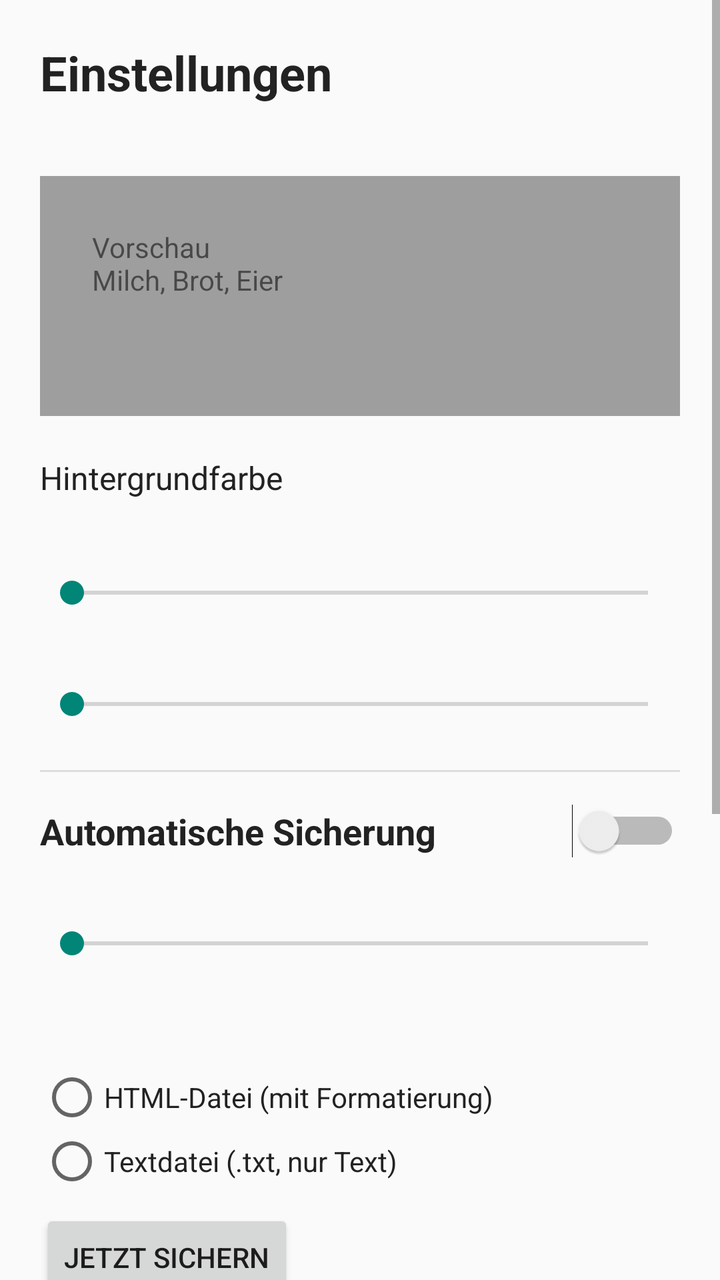
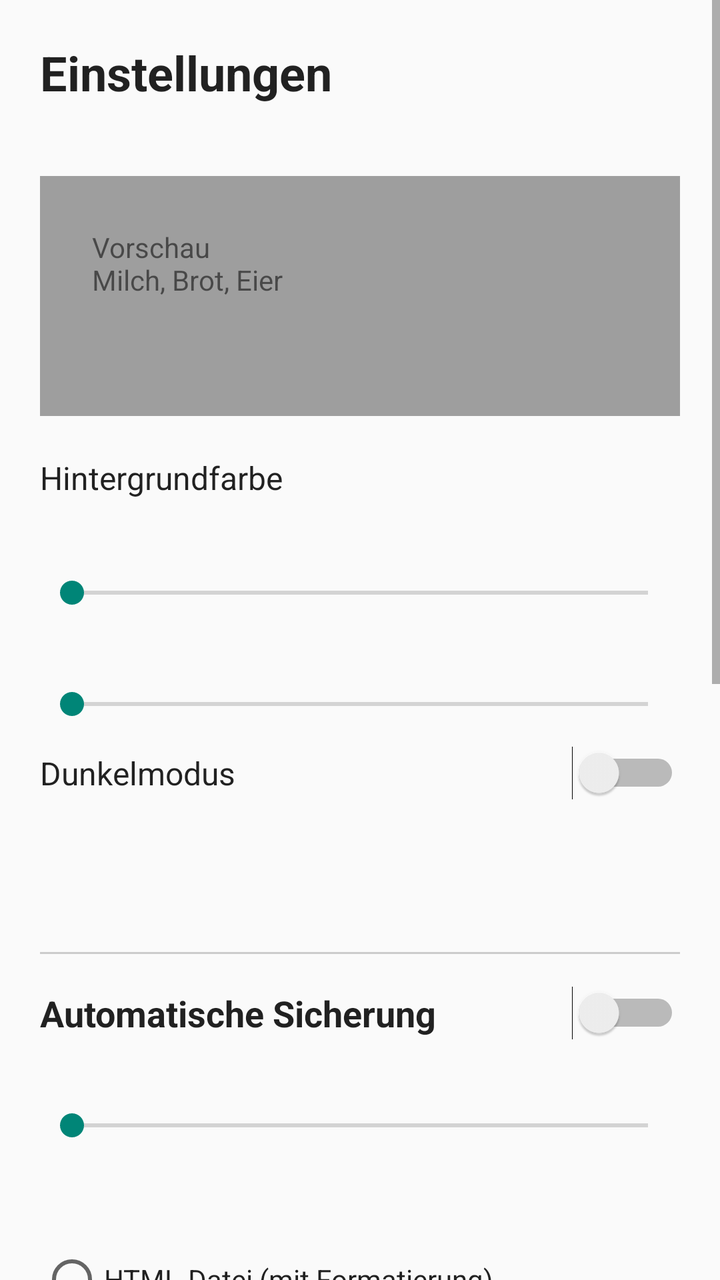

An Android layout rendered at two revisions. The XML below is the earlier revision; the diff shows what the commit changed to produce the second picture.
<!-- AndroidManifest.xml: application theme AppTheme -->
<!-- res/layout/activity_settings.xml -->
<?xml version="1.0" encoding="utf-8"?>
<ScrollView xmlns:android="http://schemas.android.com/apk/res/android"
    android:layout_width="match_parent"
    android:layout_height="match_parent"
    android:background="#FAFAFA"
    android:fillViewport="true">

    <LinearLayout
        android:layout_width="match_parent"
        android:layout_height="wrap_content"
        android:orientation="vertical"
        android:padding="20dp">

        <TextView
            android:layout_width="wrap_content"
            android:layout_height="wrap_content"
            android:text="Einstellungen"
            android:textColor="#222222"
            android:textSize="24sp"
            android:textStyle="bold" />

        <TextView
            android:id="@+id/version_label"
            android:layout_width="wrap_content"
            android:layout_height="wrap_content"
            android:layout_marginTop="2dp"
            android:textColor="#777777"
            android:textSize="13sp" />

        
        <FrameLayout
            android:layout_width="match_parent"
            android:layout_height="120dp"
            android:layout_marginTop="16dp"
            android:background="#9E9E9E"
            android:padding="12dp">

            <TextView
                android:id="@+id/preview"
                android:layout_width="match_parent"
                android:layout_height="match_parent"
                android:padding="14dp"
                android:text="Vorschau\nMilch, Brot, Eier" />
        </FrameLayout>

        <TextView
            android:layout_width="wrap_content"
            android:layout_height="wrap_content"
            android:layout_marginTop="20dp"
            android:text="Hintergrundfarbe"
            android:textColor="#222222"
            android:textSize="16sp" />

        <HorizontalScrollView
            android:layout_width="match_parent"
            android:layout_height="wrap_content"
            android:scrollbars="none">

            <LinearLayout
                android:id="@+id/swatch_row"
                android:layout_width="wrap_content"
                android:layout_height="wrap_content"
                android:orientation="horizontal" />
        </HorizontalScrollView>

        <TextView
            android:id="@+id/label_transp"
            android:layout_width="wrap_content"
            android:layout_height="wrap_content"
            android:layout_marginTop="16dp"
            android:textColor="#222222"
            android:textSize="16sp" />

        <SeekBar
            android:id="@+id/seek_transp"
            android:layout_width="match_parent"
            android:layout_height="wrap_content"
            android:max="90" />

        <TextView
            android:id="@+id/label_size"
            android:layout_width="wrap_content"
            android:layout_height="wrap_content"
            android:layout_marginTop="16dp"
            android:textColor="#222222"
            android:textSize="16sp" />

        <SeekBar
            android:id="@+id/seek_size"
            android:layout_width="match_parent"
            android:layout_height="wrap_content"
            android:max="20" />

        
        <View
            android:layout_width="match_parent"
            android:layout_height="1dp"
            android:layout_marginTop="24dp"
            android:background="#DDDDDD" />

        <Switch
            android:id="@+id/switch_backup"
            android:layout_width="match_parent"
            android:layout_height="wrap_content"
            android:layout_marginTop="16dp"
            android:text="Automatische Sicherung"
            android:textColor="#222222"
            android:textSize="18sp"
            android:textStyle="bold" />

        <TextView
            android:id="@+id/label_days"
            android:layout_width="wrap_content"
            android:layout_height="wrap_content"
            android:layout_marginTop="12dp"
            android:textColor="#222222"
            android:textSize="16sp" />

        <SeekBar
            android:id="@+id/seek_days"
            android:layout_width="match_parent"
            android:layout_height="wrap_content"
            android:max="13" />

        <TextView
            android:id="@+id/btn_time"
            android:layout_width="wrap_content"
            android:layout_height="48dp"
            android:layout_marginTop="4dp"
            android:background="?android:attr/selectableItemBackground"
            android:clickable="true"
            android:focusable="true"
            android:gravity="center_vertical"
            android:paddingStart="4dp"
            android:paddingEnd="16dp"
            android:textColor="#1565C0"
            android:textSize="16sp" />

        <RadioGroup
            android:id="@+id/radio_format"
            android:layout_width="match_parent"
            android:layout_height="wrap_content"
            android:orientation="vertical">

            <RadioButton
                android:id="@+id/fmt_html"
                android:layout_width="wrap_content"
                android:layout_height="wrap_content"
                android:text="HTML-Datei (mit Formatierung)"
                android:textColor="#222222" />

            <RadioButton
                android:id="@+id/fmt_txt"
                android:layout_width="wrap_content"
                android:layout_height="wrap_content"
                android:text="Textdatei (.txt, nur Text)"
                android:textColor="#222222" />
        </RadioGroup>

        <Button
            android:id="@+id/btn_backup_now"
            android:layout_width="wrap_content"
            android:layout_height="wrap_content"
            android:layout_marginTop="8dp"
            android:text="Jetzt sichern" />

        <Button
            android:id="@+id/btn_test_auto"
            android:layout_width="wrap_content"
            android:layout_height="wrap_content"
            android:text="Automatik testen (in ca. 1 Minute)" />

        <TextView
            android:layout_width="wrap_content"
            android:layout_height="wrap_content"
            android:layout_marginTop="8dp"
            android:text="Gespeichert wird im Ordner Dokumente/Catatan-Sicherungen auf dem Handy. Für Google Drive: im Menü der Notiz „Sicherung speichern …“ wählen und dort Drive als Ablageort auswählen. Bei jeder automatischen Sicherung zeigt Catatan eine Benachrichtigung. Kommt nichts an: In den Android-Einstellungen unter Apps → Catatan → Akku „Nicht eingeschränkt“ wählen und Benachrichtigungen erlauben."
            android:textColor="#666666"
            android:textSize="14sp" />

        
        <View
            android:layout_width="match_parent"
            android:layout_height="1dp"
            android:layout_marginTop="24dp"
            android:background="#DDDDDD" />

        <TextView
            android:layout_width="wrap_content"
            android:layout_height="wrap_content"
            android:layout_marginTop="16dp"
            android:text="Meine E-Mail-Adresse (für „Per E-Mail senden“)"
            android:textColor="#222222"
            android:textSize="16sp" />

        <EditText
            android:id="@+id/edit_email"
            android:layout_width="match_parent"
            android:layout_height="wrap_content"
            android:hint="name@beispiel.de"
            android:importantForAutofill="no"
            android:inputType="textEmailAddress"
            android:textColor="#222222" />

    </LinearLayout>
</ScrollView>
<!-- resources referenced by this layout -->
<resources>
  <style name="AppTheme" parent="@android:style/Theme.Material.Light.NoActionBar" />
</resources>

<!-- the commit's change to res/layout/activity_settings.xml (unified diff, before → after) -->
@@ -2,7 +2,7 @@
 <ScrollView xmlns:android="http://schemas.android.com/apk/res/android"
     android:layout_width="match_parent"
     android:layout_height="match_parent"
-    android:background="#FAFAFA"
+    android:background="?android:attr/colorBackground"
     android:fillViewport="true">
 
     <LinearLayout
@@ -14,8 +14,8 @@
         <TextView
             android:layout_width="wrap_content"
             android:layout_height="wrap_content"
-            android:text="Einstellungen"
-            android:textColor="#222222"
+            android:text="@string/settings_title"
+            android:textColor="?android:attr/textColorPrimary"
             android:textSize="24sp"
             android:textStyle="bold" />
 
@@ -24,7 +24,7 @@
             android:layout_width="wrap_content"
             android:layout_height="wrap_content"
             android:layout_marginTop="2dp"
-            android:textColor="#777777"
+            android:textColor="?android:attr/textColorSecondary"
             android:textSize="13sp" />
 
         
@@ -40,15 +40,15 @@
                 android:layout_width="match_parent"
                 android:layout_height="match_parent"
                 android:padding="14dp"
-                android:text="Vorschau\nMilch, Brot, Eier" />
+                android:text="@string/set_preview" />
         </FrameLayout>
 
         <TextView
             android:layout_width="wrap_content"
             android:layout_height="wrap_content"
             android:layout_marginTop="20dp"
-            android:text="Hintergrundfarbe"
-            android:textColor="#222222"
+            android:text="@string/set_bgcolor"
+            android:textColor="?android:attr/textColorPrimary"
             android:textSize="16sp" />
 
         <HorizontalScrollView
@@ -68,7 +68,7 @@
             android:layout_width="wrap_content"
             android:layout_height="wrap_content"
             android:layout_marginTop="16dp"
-            android:textColor="#222222"
+            android:textColor="?android:attr/textColorPrimary"
             android:textSize="16sp" />
 
         <SeekBar
@@ -82,7 +82,7 @@
             android:layout_width="wrap_content"
             android:layout_height="wrap_content"
             android:layout_marginTop="16dp"
-            android:textColor="#222222"
+            android:textColor="?android:attr/textColorPrimary"
             android:textSize="16sp" />
 
         <SeekBar
@@ -90,21 +90,43 @@
             android:layout_width="match_parent"
             android:layout_height="wrap_content"
             android:max="20" />
+
+        <Switch
+            android:id="@+id/switch_dark"
+            android:layout_width="match_parent"
+            android:layout_height="wrap_content"
+            android:layout_marginTop="12dp"
+            android:text="@string/set_dark"
+            android:textColor="?android:attr/textColorPrimary"
+            android:textSize="16sp" />
+
+        <TextView
+            android:id="@+id/btn_language"
+            android:layout_width="wrap_content"
+            android:layout_height="48dp"
+            android:layout_marginTop="4dp"
+            android:background="?android:attr/selectableItemBackground"
+            android:clickable="true"
+            android:focusable="true"
+            android:gravity="center_vertical"
+            android:paddingEnd="16dp"
+            android:textColor="?android:attr/colorAccent"
+            android:textSize="16sp" />
 
         
         <View
             android:layout_width="match_parent"
             android:layout_height="1dp"
             android:layout_marginTop="24dp"
-            android:background="#DDDDDD" />
+            android:background="#66888888" />
 
         <Switch
             android:id="@+id/switch_backup"
             android:layout_width="match_parent"
             android:layout_height="wrap_content"
             android:layout_marginTop="16dp"
-            android:text="Automatische Sicherung"
-            android:textColor="#222222"
+            android:text="@string/set_auto"
+            android:textColor="?android:attr/textColorPrimary"
             android:textSize="18sp"
             android:textStyle="bold" />
 
@@ -113,7 +135,7 @@
             android:layout_width="wrap_content"
             android:layout_height="wrap_content"
             android:layout_marginTop="12dp"
-            android:textColor="#222222"
+            android:textColor="?android:attr/textColorPrimary"
             android:textSize="16sp" />
 
         <SeekBar
@@ -133,7 +155,7 @@
             android:gravity="center_vertical"
             android:paddingStart="4dp"
             android:paddingEnd="16dp"
-            android:textColor="#1565C0"
+            android:textColor="?android:attr/colorAccent"
             android:textSize="16sp" />
 
         <RadioGroup
@@ -146,15 +168,15 @@
                 android:id="@+id/fmt_html"
                 android:layout_width="wrap_content"
                 android:layout_height="wrap_content"
-                android:text="HTML-Datei (mit Formatierung)"
-                android:textColor="#222222" />
+                android:text="@string/fmt_html"
+                android:textColor="?android:attr/textColorPrimary" />
 
             <RadioButton
                 android:id="@+id/fmt_txt"
                 android:layout_width="wrap_content"
                 android:layout_height="wrap_content"
-                android:text="Textdatei (.txt, nur Text)"
-                android:textColor="#222222" />
+                android:text="@string/fmt_txt"
+                android:textColor="?android:attr/textColorPrimary" />
         </RadioGroup>
 
         <Button
@@ -162,20 +184,40 @@
             android:layout_width="wrap_content"
             android:layout_height="wrap_content"
             android:layout_marginTop="8dp"
-            android:text="Jetzt sichern" />
+            android:text="@string/btn_backup_now" />
 
         <Button
             android:id="@+id/btn_test_auto"
             android:layout_width="wrap_content"
             android:layout_height="wrap_content"
-            android:text="Automatik testen (in ca. 1 Minute)" />
+            android:text="@string/btn_test_auto" />
+
+        <TextView
+            android:id="@+id/label_keep"
+            android:layout_width="wrap_content"
+            android:layout_height="wrap_content"
+            android:layout_marginTop="12dp"
+            android:textColor="?android:attr/textColorPrimary"
+            android:textSize="16sp" />
+
+        <SeekBar
+            android:id="@+id/seek_keep"
+            android:layout_width="match_parent"
+            android:layout_height="wrap_content"
+            android:max="49" />
+
+        <Button
+            android:id="@+id/btn_cleanup"
+            android:layout_width="wrap_content"
+            android:layout_height="wrap_content"
+            android:text="@string/btn_cleanup" />
 
         <TextView
             android:layout_width="wrap_content"
             android:layout_height="wrap_content"
             android:layout_marginTop="8dp"
-            android:text="Gespeichert wird im Ordner Dokumente/Catatan-Sicherungen auf dem Handy. Für Google Drive: im Menü der Notiz „Sicherung speichern …“ wählen und dort Drive als Ablageort auswählen. Bei jeder automatischen Sicherung zeigt Catatan eine Benachrichtigung. Kommt nichts an: In den Android-Einstellungen unter Apps → Catatan → Akku „Nicht eingeschränkt“ wählen und Benachrichtigungen erlauben."
-            android:textColor="#666666"
+            android:text="@string/set_backup_hint"
+            android:textColor="?android:attr/textColorSecondary"
             android:textSize="14sp" />
 
         
@@ -183,14 +225,14 @@
             android:layout_width="match_parent"
             android:layout_height="1dp"
             android:layout_marginTop="24dp"
-            android:background="#DDDDDD" />
-
-        <TextView
-            android:layout_width="wrap_content"
-            android:layout_height="wrap_content"
-            android:layout_marginTop="16dp"
-            android:text="Meine E-Mail-Adresse (für „Per E-Mail senden“)"
-            android:textColor="#222222"
+            android:background="#66888888" />
+
+        <TextView
+            android:layout_width="wrap_content"
+            android:layout_height="wrap_content"
+            android:layout_marginTop="16dp"
+            android:text="@string/set_email_label"
+            android:textColor="?android:attr/textColorPrimary"
             android:textSize="16sp" />
 
         <EditText
@@ -200,7 +242,7 @@
             android:hint="name@beispiel.de"
             android:importantForAutofill="no"
             android:inputType="textEmailAddress"
-            android:textColor="#222222" />
+            android:textColor="?android:attr/textColorPrimary" />
 
     </LinearLayout>
 </ScrollView>
<!-- resource entries referenced after the edit -->
@@ -1,5 +1,17 @@
 <!-- resources referenced by this layout -->
 <resources>
+  <string name="btn_backup_now">Jetzt sichern</string>
+  <string name="btn_cleanup">Alte Sicherungen aufräumen</string>
+  <string name="btn_test_auto">Automatik testen (in ca. 1 Minute)</string>
+  <string name="fmt_html">HTML-Datei (mit Formatierung)</string>
+  <string name="fmt_txt">Textdatei (.txt, nur Text)</string>
+  <string name="set_auto">Automatische Sicherung</string>
+  <string name="set_backup_hint">Gespeichert wird im Ordner Dokumente/Catatan-Sicherungen auf dem Handy. Für Google Drive: im Menü der Notiz „Sicherung speichern …“ wählen und dort Drive als Ablageort auswählen. Bei jeder automatischen Sicherung zeigt Catatan eine Benachrichtigung. Kommt nichts an: In den Android-Einstellungen unter Apps → Catatan → Akku „Nicht eingeschränkt“ wählen und Benachrichtigungen erlauben.</string>
+  <string name="set_bgcolor">Hintergrundfarbe</string>
+  <string name="set_dark">Dunkelmodus</string>
+  <string name="set_email_label">Meine E-Mail-Adresse (für „Per E-Mail senden“)</string>
+  <string name="set_preview">Vorschau\nMilch, Brot, Eier</string>
+  <string name="settings_title">Einstellungen</string>
   <style name="AppTheme" parent="@android:style/Theme.Material.Light.NoActionBar" />
 </resources>
 
